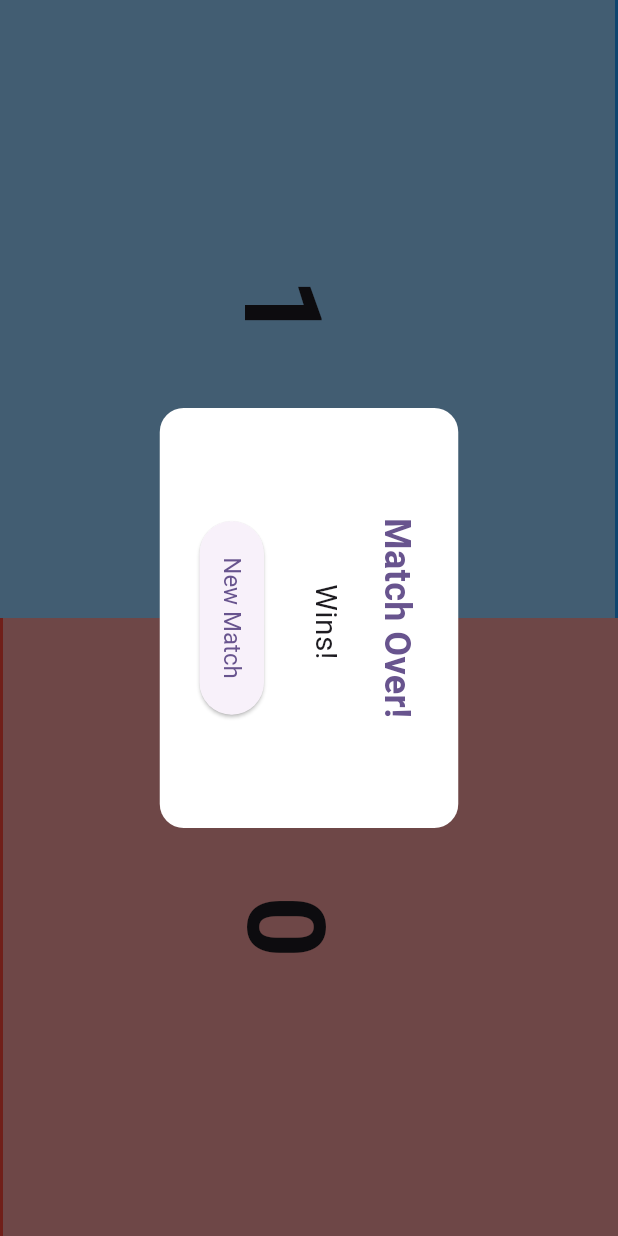
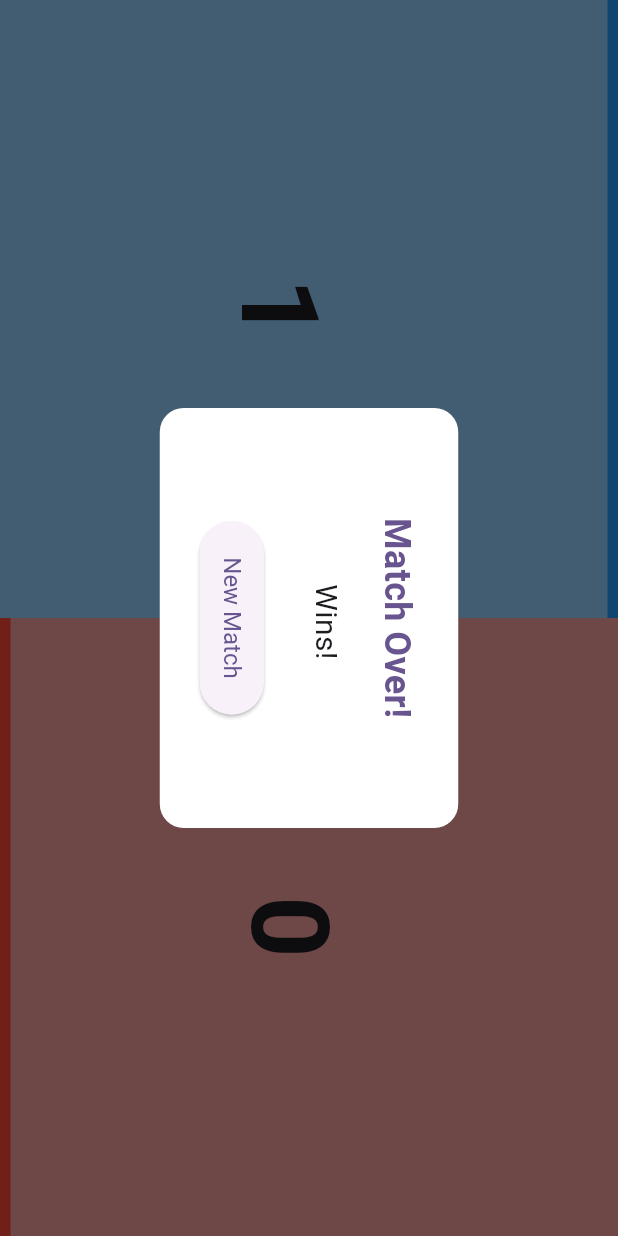
Before and after one commit to AwfulAlien/Sock, a Flutter app: the ScoreScreen screen opened directly with empty values, after a tap on an icon or button, on a phone screen of 412 x 824 dp. Run offline on Flutter 3.47's test engine with Material 3 defaults, Android fonts, the phone set to English and light mode, and no system bars.

Commit message:
Minor stylings added

```diff
--- a/lib/screen/player_entry_screen.dart
+++ b/lib/screen/player_entry_screen.dart
@@ -84,7 +84,6 @@ class _PlayerEntryScreenState extends State<PlayerEntryScreen> {
             ElevatedButton(
               onPressed: _startMatch,
               style: ElevatedButton.styleFrom(
-                // Improved button styling
                 padding: const EdgeInsets.symmetric(vertical: 16),
                 textStyle: const TextStyle(fontSize: 18),
               ),
--- a/lib/screen/score_screen.dart
+++ b/lib/screen/score_screen.dart
@@ -39,7 +39,6 @@ class _ScoreScreenState extends State<ScoreScreen> {
             quarterTurns: 1,
             child: Dialog(
               shape: RoundedRectangleBorder(
-                // Rounded corners
                 borderRadius: BorderRadius.circular(16.0),
               ),
               elevation: 0,
@@ -52,7 +51,6 @@ class _ScoreScreenState extends State<ScoreScreen> {
                 ),
                 child: Column(
                   mainAxisSize: MainAxisSize.min,
-                  // Important for proper sizing
                   children: [
                     Text(
                       'Match Over!',
@@ -70,8 +68,8 @@ class _ScoreScreenState extends State<ScoreScreen> {
                     const SizedBox(height: 24),
                     ElevatedButton(
                       onPressed: () {
-                        Navigator.pop(context); // Close the dialog
-                        Navigator.pop(context); // Return to player entry screen
+                        Navigator.pop(context);
+                        Navigator.pop(context);
                       },
                       style: ElevatedButton.styleFrom(
                         padding: const EdgeInsets.symmetric(
@@ -118,7 +116,7 @@ class _ScoreScreenState extends State<ScoreScreen> {
                 decoration: BoxDecoration(
                   color: Colors.blue[200],
                   border: const Border(
-                    right: BorderSide(width: 2, color: Colors.blue),
+                    right: BorderSide(width: 7, color: Colors.blue),
                   ),
                 ),
                 child: Center(
@@ -155,11 +153,10 @@ class _ScoreScreenState extends State<ScoreScreen> {
             child: GestureDetector(
               onTap: _incrementPlayer2Score,
               child: Container(
-                // color: Colors.red[200],
                 decoration: BoxDecoration(
                   color: Colors.red[200],
                   border: const Border(
-                    left: BorderSide(width: 2, color: Colors.red),
+                    left: BorderSide(width: 7, color: Colors.red),
                   ),
                 ),
                 child: Center(
```
